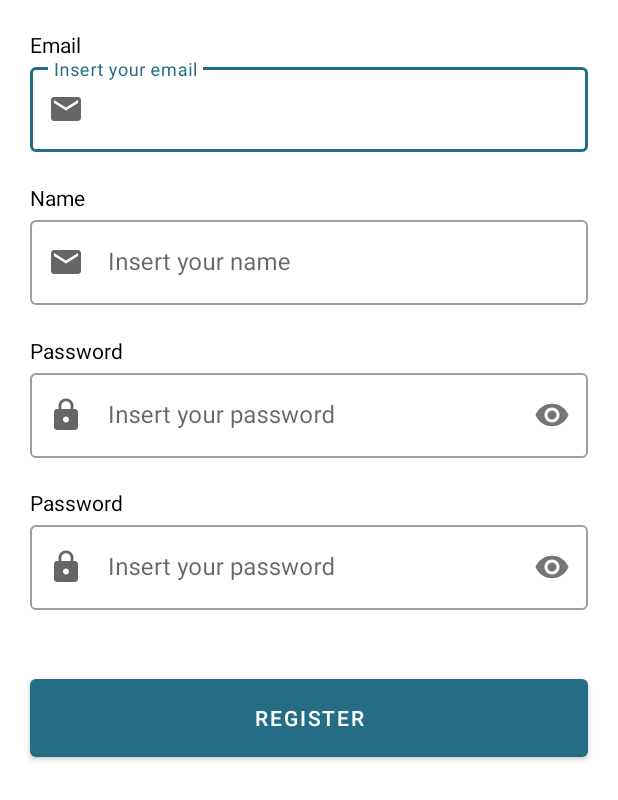
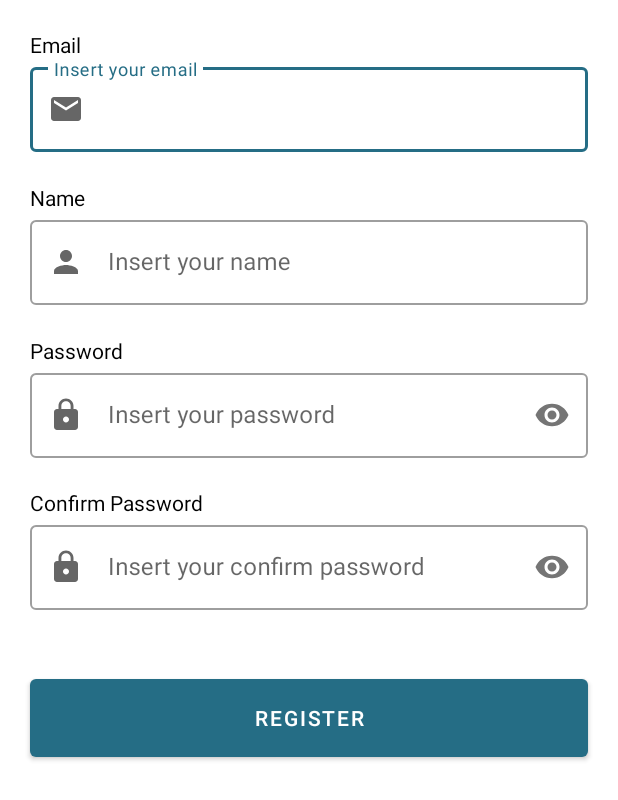
Before and after one commit to gandarain/Story-App, an Android app: the layout activity_register.xml on its own in the app's theme, with its tools: preview values and no code run, on a phone screen of 412 x 824 dp. Shown: the top 800 px of the screen. Run offline under Robolectric (Android 15) with nearby library versions, the phone set to English and light mode, and no system bars.

```diff
--- /dev/null
+++ b/app/src/main/res/drawable/ic_person.xml
@@ -0,0 +1,5 @@
+<vector android:height="24dp" android:tint="#FFFFFF"
+    android:viewportHeight="24" android:viewportWidth="24"
+    android:width="24dp" xmlns:android="http://schemas.android.com/apk/res/android">
+    <path android:fillColor="@android:color/white" android:pathData="M12,12c2.21,0 4,-1.79 4,-4s-1.79,-4 -4,-4 -4,1.79 -4,4 1.79,4 4,4zM12,14c-2.67,0 -8,1.34 -8,4v2h16v-2c0,-2.66 -5.33,-4 -8,-4z"/>
+</vector>
--- a/app/src/main/res/layout/activity_register.xml
+++ b/app/src/main/res/layout/activity_register.xml
@@ -59,7 +59,7 @@
         app:layout_constraintEnd_toEndOf="parent"
         app:layout_constraintStart_toStartOf="parent"
         app:layout_constraintTop_toBottomOf="@+id/nameTextView"
-        app:startIconDrawable="@drawable/ic_email"
+        app:startIconDrawable="@drawable/ic_person"
         app:errorEnabled="true"
         app:errorTextColor="@color/primaryColor">
 
@@ -112,7 +112,7 @@
         android:layout_height="wrap_content"
         android:layout_marginHorizontal="20dp"
         android:layout_marginTop="20dp"
-        android:text="@string/password"
+        android:text="@string/confirm_password"
         android:textColor="@color/black"
         app:layout_constraintStart_toStartOf="parent"
         app:layout_constraintTop_toBottomOf="@+id/passwordEditTextLayout" />
@@ -137,7 +137,7 @@
             android:inputType="textPassword"
             app:passwordToggleEnabled="true"
             tools:ignore="SpeakableTextPresentCheck"
-            android:hint="@string/password_hint"/>
+            android:hint="@string/confirm_password_hint"/>
     </com.google.android.material.textfield.TextInputLayout>
 
     <Button
```
Also changed, not shown: app/src/main/java/com/dicoding/storyapp/RegisterActivity.kt (+13 -0 lines), 1 other file.
